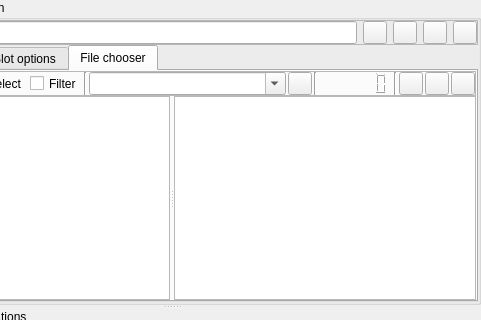
Qt form messdevcfg.ui (qmc2/qmc2-mame-fe) before a commit; both pictures show x 138 to 619 and y 0 to 320 of the 619 by 531 pixel window.
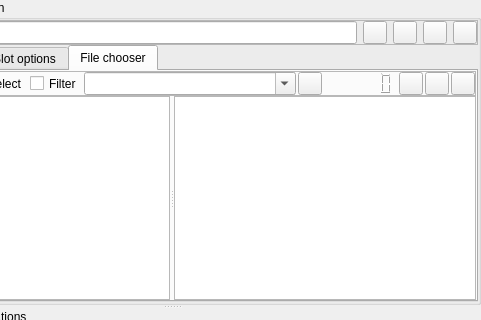
The same form after that commit. The open tabs and pages were chosen to show the change. Icons and pictures are not drawn.

Commit message: imp: removed the vertical separator lines from file chooser's top-bar

The edit to the form file:
```diff
--- a/messdevcfg.ui
+++ b/messdevcfg.ui
@@ -414,13 +414,6 @@
                 </property>
                </widget>
               </item>
-              <item>
-               <widget class="Line" name="line2">
-                <property name="orientation">
-                 <enum>Qt::Vertical</enum>
-                </property>
-               </widget>
-              </item>
               <item>
                <widget class="QComboBox" name="comboBoxChooserFilterPattern">
                 <property name="sizePolicy">
@@ -460,13 +453,6 @@
                 </property>
                </widget>
               </item>
-              <item>
-               <widget class="Line" name="line1">
-                <property name="orientation">
-                 <enum>Qt::Vertical</enum>
-                </property>
-               </widget>
-              </item>
               <item>
                <widget class="QLCDNumber" name="lcdNumberFileCounter">
                 <property name="sizePolicy">
@@ -495,13 +481,6 @@
                 </property>
                </widget>
               </item>
-              <item>
-               <widget class="Line" name="line3">
-                <property name="orientation">
-                 <enum>Qt::Vertical</enum>
-                </property>
-               </widget>
-              </item>
               <item>
                <widget class="QToolButton" name="toolButtonChooserReload">
                 <property name="sizePolicy">
```
